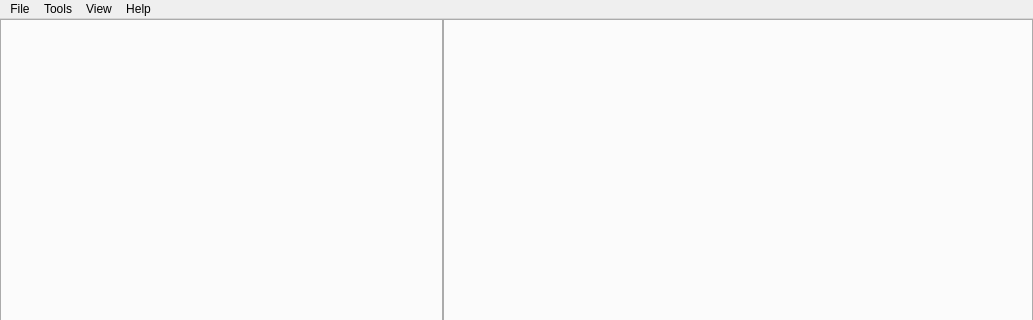
Above: Source/UI/MainWindow.ui from krre/normalizer before the change; both pictures show x 0 to 1033 and y 0 to 320 of the 1033 by 566 pixel window. Below: the same form after it.
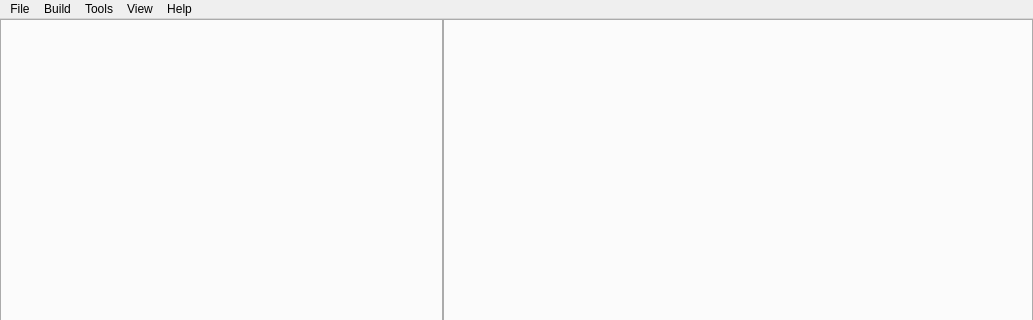
That is the form after the change.

Commit message: Add build action

Diff of the .ui file:
```diff
--- a/Source/UI/MainWindow.ui
+++ b/Source/UI/MainWindow.ui
@@ -98,7 +98,15 @@
     <addaction name="separator"/>
     <addaction name="actionOptions"/>
    </widget>
+   <widget class="QMenu" name="menuBuild">
+    <property name="title">
+     <string>Build</string>
+    </property>
+    <addaction name="actionBuild"/>
+    <addaction name="actionStop"/>
+   </widget>
    <addaction name="menuFile"/>
+   <addaction name="menuBuild"/>
    <addaction name="menuTools"/>
    <addaction name="menuView"/>
    <addaction name="menuHelp"/>
```
Left out of the diff: 13 changed lines with no effect on the pictures. The commit also changes 4 other files.
